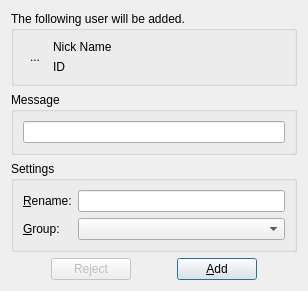
RallyWRT/qtapplications, file APP/src/messenger/imclient/search/addcontactdialog.ui: the form before one commit.
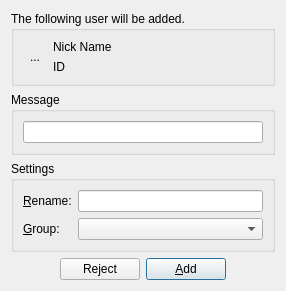
The form after the commit. Icons and pictures are not drawn.

What changed in the file:
```diff
--- a/APP/src/messenger/imclient/search/addcontactdialog.ui
+++ b/APP/src/messenger/imclient/search/addcontactdialog.ui
@@ -143,6 +143,12 @@
    </item>
    <item row="3" column="0">
     <layout class="QHBoxLayout" name="horizontalLayout">
+     <property name="leftMargin">
+      <number>9</number>
+     </property>
+     <property name="rightMargin">
+      <number>9</number>
+     </property>
      <item>
       <spacer name="horizontalSpacer_3">
        <property name="orientation">
@@ -158,27 +164,11 @@
      </item>
      <item>
       <widget class="QPushButton" name="pushButtonReject">
-       <property name="enabled">
-        <bool>false</bool>
-       </property>
        <property name="text">
         <string>Reject</string>
        </property>
       </widget>
      </item>
-     <item>
-      <spacer name="horizontalSpacer_4">
-       <property name="orientation">
-        <enum>Qt::Horizontal</enum>
-       </property>
-       <property name="sizeHint" stdset="0">
-        <size>
-         <width>40</width>
-         <height>20</height>
-        </size>
-       </property>
-      </spacer>
-     </item>
      <item>
       <widget class="QPushButton" name="pushButtonAddAsAContact">
        <property name="text">
```
